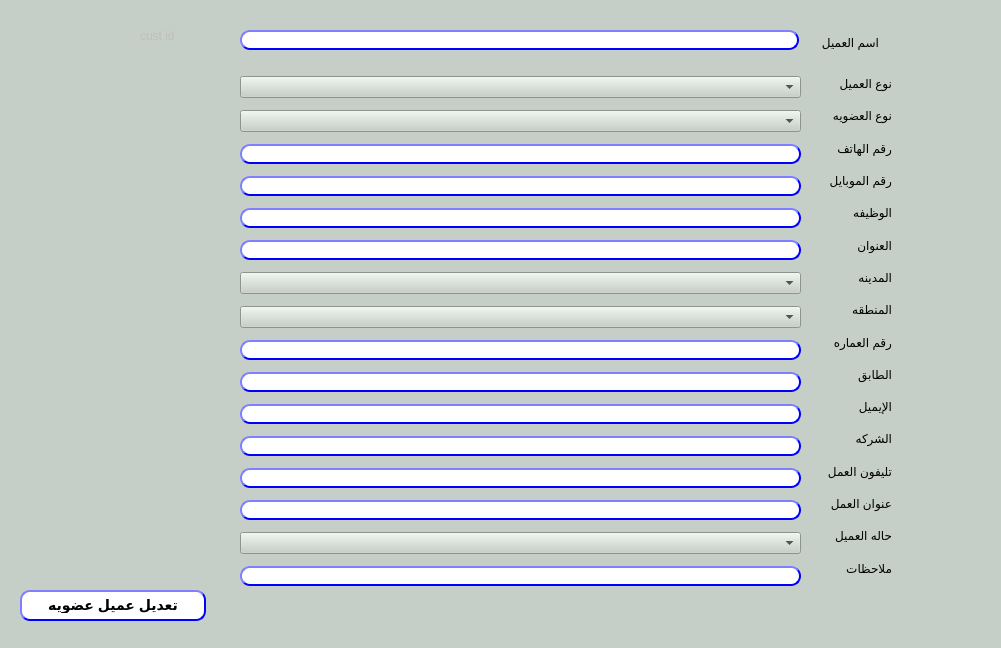
Above: presentation/loyalty_ui/modifyCustomer.ui from shymaa123456/HyperPOS2020 before the change. Below: the same form after it.
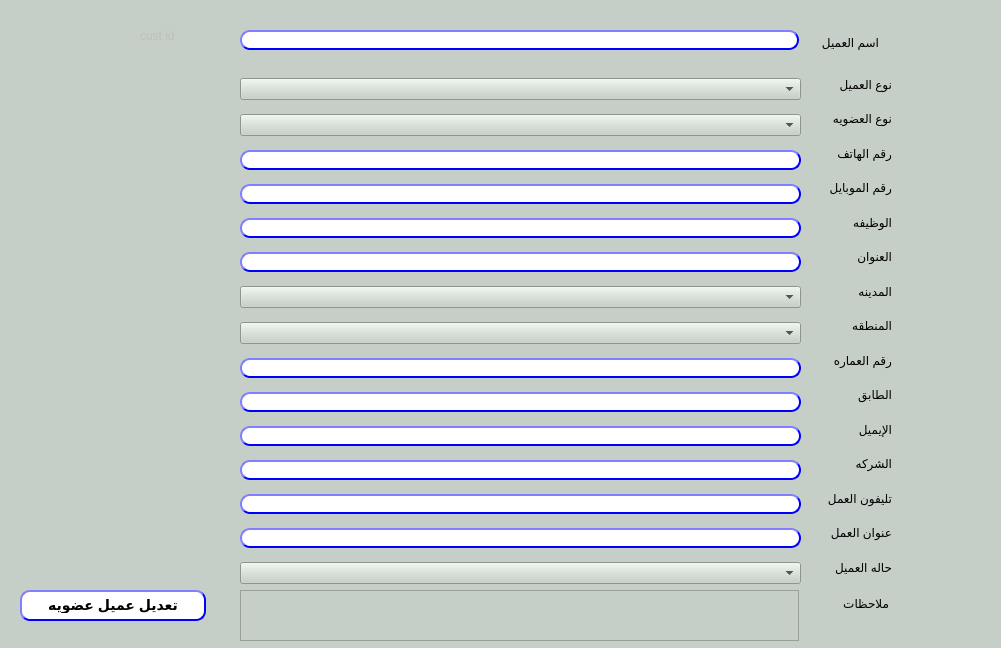
That is the form after the change.

Diff of the .ui file:
```diff
--- a/presentation/loyalty_ui/modifyCustomer.ui
+++ b/presentation/loyalty_ui/modifyCustomer.ui
@@ -137,13 +137,6 @@
       </property>
      </widget>
     </item>
-    <item>
-     <widget class="QLabel" name="label_16">
-      <property name="text">
-       <string>ملاحظات</string>
-      </property>
-     </widget>
-    </item>
    </layout>
   </widget>
   <widget class="QWidget" name="verticalLayoutWidget_2">
@@ -475,34 +468,6 @@
       </property>
      </widget>
     </item>
-    <item>
-     <widget class="QLineEdit" name="LE_notes">
-      <property name="styleSheet">
-       <string notr="true">QLineEdit{
-                                        background-color: white;
-                                        border-style: outset;
-                                        border-width: 2px;
-                                        border-radius: 10px;
-                                        border-color: blue;
-                                        min-width: 6em;
-                                        }
-                                        QLineEdit:hover {
-                                        background: qradialgradient(
-                                        cx: 0.3, cy: -0.4, fx: 0.3, fy: -0.4,
-                                        radius: 1.35, stop: 0 #fff, stop: 1 #bbb
-                                        );
-                                        }
-                                       QLineEdit:pressed {
-                                        border-style: inset;
-                                        background: qradialgradient(
-                                        cx: 0.4, cy: -0.1, fx: 0.4, fy: -0.1,
-                                        radius: 1.35, stop: 0 #fff, stop: 1 #ddd
-                                        );
-                                        }
-                                    </string>
-      </property>
-     </widget>
-    </item>
    </layout>
    <zorder>CMB_loyalityType</zorder>
    <zorder>lE_phone</zorder>
@@ -626,6 +591,29 @@
                                     </string>
    </property>
   </widget>
+  <widget class="QTextEdit" name="LE_notes">
+   <property name="geometry">
+    <rect>
+     <x>240</x>
+     <y>590</y>
+     <width>559</width>
+     <height>51</height>
+    </rect>
+   </property>
+  </widget>
+  <widget class="QLabel" name="label_16">
+   <property name="geometry">
+    <rect>
+     <x>810</x>
+     <y>590</y>
+     <width>79</width>
+     <height>26</height>
+    </rect>
+   </property>
+   <property name="text">
+    <string>ملاحظات</string>
+   </property>
+  </widget>
  </widget>
  <resources/>
  <connections/>
```
Left out of the diff: 5 changed lines with no effect on the pictures.
